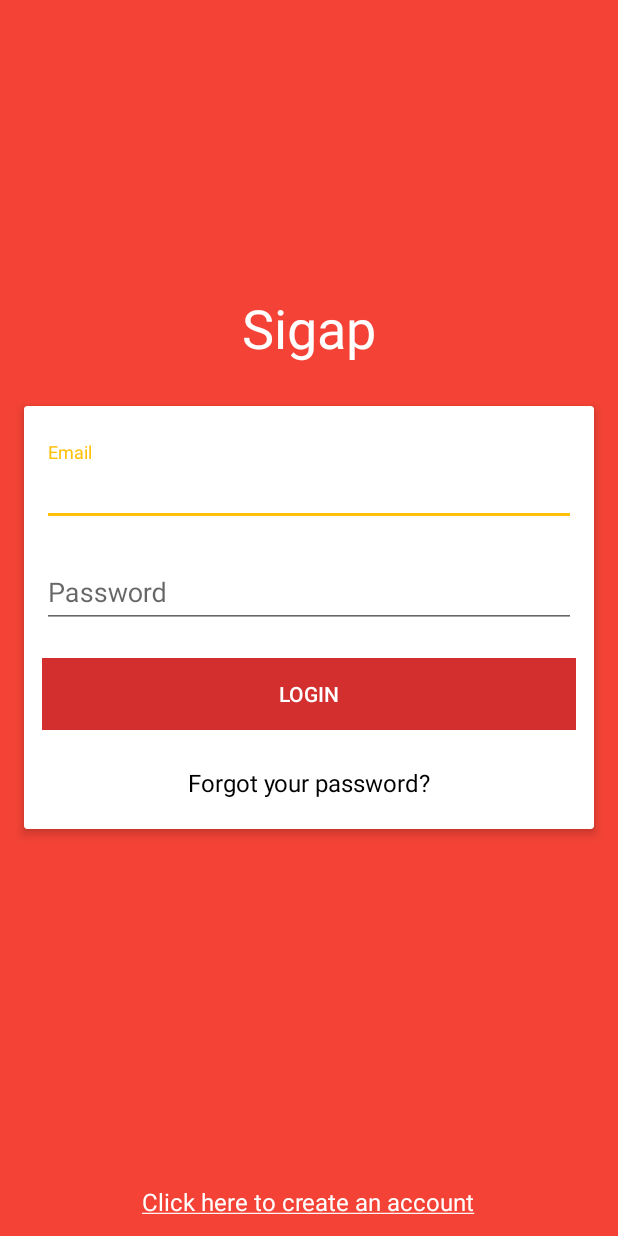
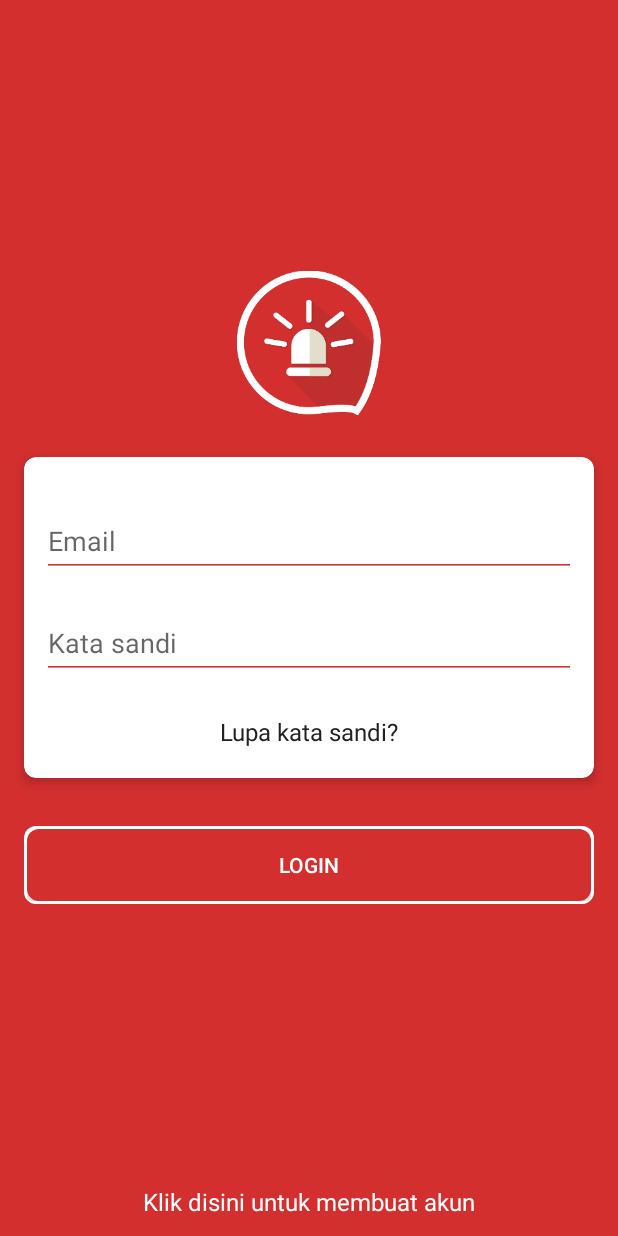
Before and after one commit to zetbaitsu/Sigap, an Android app: the layout activity_login.xml on its own in the app's theme, with its tools: preview values and no code run, on a phone screen of 412 x 824 dp. Run offline under Robolectric (Android 15) with nearby library versions, the phone set to English and light mode, and no system bars.

Commit message:
Fix login activity

```diff
--- /dev/null
+++ b/android/app/src/main/res/drawable/rounded_accent.xml
@@ -0,0 +1,21 @@
+<?xml version="1.0" encoding="utf-8"?>
+<!--
+  ~ Copyright (c) 2015 SatuSatuDua.
+  ~
+  ~ Licensed under the Apache License, Version 2.0 (the "License");
+  ~ you may not use this file except in compliance with the License.
+  ~ You may obtain a copy of the License at
+  ~
+  ~      http://www.apache.org/licenses/LICENSE-2.0
+  ~
+  ~ Unless required by applicable law or agreed to in writing, software
+  ~ distributed under the License is distributed on an "AS IS" BASIS,
+  ~ WITHOUT WARRANTIES OR CONDITIONS OF ANY KIND, either express or implied.
+  ~ See the License for the specific language governing permissions and
+  ~ limitations under the License.
+  -->
+
+<shape xmlns:android="http://schemas.android.com/apk/res/android">
+    <solid android:color="@color/colorAccent"/>
+    <corners android:radius="8dp"/>
+</shape>
--- /dev/null
+++ b/android/app/src/main/res/drawable/rounded_primary.xml
@@ -0,0 +1,21 @@
+<?xml version="1.0" encoding="utf-8"?>
+<!--
+  ~ Copyright (c) 2015 SatuSatuDua.
+  ~
+  ~ Licensed under the Apache License, Version 2.0 (the "License");
+  ~ you may not use this file except in compliance with the License.
+  ~ You may obtain a copy of the License at
+  ~
+  ~      http://www.apache.org/licenses/LICENSE-2.0
+  ~
+  ~ Unless required by applicable law or agreed to in writing, software
+  ~ distributed under the License is distributed on an "AS IS" BASIS,
+  ~ WITHOUT WARRANTIES OR CONDITIONS OF ANY KIND, either express or implied.
+  ~ See the License for the specific language governing permissions and
+  ~ limitations under the License.
+  -->
+
+<shape xmlns:android="http://schemas.android.com/apk/res/android">
+    <solid android:color="@color/colorPrimary"/>
+    <corners android:radius="8dp"/>
+</shape>
--- /dev/null
+++ b/android/app/src/main/res/drawable/rounded_primary_dark.xml
@@ -0,0 +1,21 @@
+<?xml version="1.0" encoding="utf-8"?>
+<!--
+  ~ Copyright (c) 2015 SatuSatuDua.
+  ~
+  ~ Licensed under the Apache License, Version 2.0 (the "License");
+  ~ you may not use this file except in compliance with the License.
+  ~ You may obtain a copy of the License at
+  ~
+  ~      http://www.apache.org/licenses/LICENSE-2.0
+  ~
+  ~ Unless required by applicable law or agreed to in writing, software
+  ~ distributed under the License is distributed on an "AS IS" BASIS,
+  ~ WITHOUT WARRANTIES OR CONDITIONS OF ANY KIND, either express or implied.
+  ~ See the License for the specific language governing permissions and
+  ~ limitations under the License.
+  -->
+
+<shape xmlns:android="http://schemas.android.com/apk/res/android">
+    <solid android:color="@color/colorPrimaryDark"/>
+    <corners android:radius="8dp"/>
+</shape>
--- /dev/null
+++ b/android/app/src/main/res/drawable/rounded_white.xml
@@ -0,0 +1,21 @@
+<?xml version="1.0" encoding="utf-8"?>
+<!--
+  ~ Copyright (c) 2015 SatuSatuDua.
+  ~
+  ~ Licensed under the Apache License, Version 2.0 (the "License");
+  ~ you may not use this file except in compliance with the License.
+  ~ You may obtain a copy of the License at
+  ~
+  ~      http://www.apache.org/licenses/LICENSE-2.0
+  ~
+  ~ Unless required by applicable law or agreed to in writing, software
+  ~ distributed under the License is distributed on an "AS IS" BASIS,
+  ~ WITHOUT WARRANTIES OR CONDITIONS OF ANY KIND, either express or implied.
+  ~ See the License for the specific language governing permissions and
+  ~ limitations under the License.
+  -->
+
+<shape xmlns:android="http://schemas.android.com/apk/res/android">
+    <solid android:color="@android:color/white"/>
+    <corners android:radius="8dp"/>
+</shape>
--- a/android/app/src/main/res/layout/activity_login.xml
+++ b/android/app/src/main/res/layout/activity_login.xml
@@ -18,20 +18,22 @@
 <RelativeLayout
     xmlns:android="http://schemas.android.com/apk/res/android"
     xmlns:app="http://schemas.android.com/apk/res-auto"
+    xmlns:tools="http://schemas.android.com/tools"
     android:layout_width="match_parent"
     android:layout_height="match_parent"
-    android:background="@color/colorPrimary"
-    android:orientation="vertical">
+    android:background="@color/colorPrimaryDark"
+    android:focusable="true"
+    android:focusableInTouchMode="true"
+    android:orientation="vertical"
+    tools:context=".ui.LoginActivity">
 
-    <TextView
-        android:layout_width="wrap_content"
-        android:layout_height="wrap_content"
+    <ImageView
+        android:layout_width="96dp"
+        android:layout_height="96dp"
         android:layout_above="@+id/card_view"
         android:layout_centerHorizontal="true"
         android:layout_marginBottom="12dp"
-        android:text="@string/app_name"
-        android:textColor="#FFF"
-        android:textSize="36sp"/>
+        android:src="@drawable/big_icon"/>
 
     <android.support.v7.widget.CardView
         android:id="@+id/card_view"
@@ -40,6 +42,7 @@
         android:layout_centerHorizontal="true"
         android:layout_centerVertical="true"
         android:layout_margin="16dp"
+        app:cardCornerRadius="8dp"
         app:cardElevation="4dp">
 
         <LinearLayout
@@ -72,25 +75,10 @@
                     android:id="@+id/password"
                     android:layout_width="match_parent"
                     android:layout_height="wrap_content"
-                    android:hint="@string/password"
+                    android:hint="Kata sandi"
                     android:inputType="textPassword"/>
 
             </android.support.design.widget.TextInputLayout>
-
-            <android.support.v7.widget.ButtonBarLayout
-                android:layout_width="match_parent"
-                android:layout_height="wrap_content"
-                android:layout_marginBottom="12dp"
-                android:layout_marginTop="8dp">
-
-                <Button
-                    android:id="@+id/login"
-                    android:layout_width="match_parent"
-                    android:layout_height="wrap_content"
-                    android:background="@color/colorPrimaryDark"
-                    android:text="@string/login"
-                    android:textColor="#FFF"/>
-            </android.support.v7.widget.ButtonBarLayout>
 
             <TextView
                 android:id="@+id/forgot_password"
@@ -99,13 +87,29 @@
                 android:layout_marginBottom="8dp"
                 android:layout_marginTop="12dp"
                 android:gravity="center"
-                android:text="@string/forgot_password"
-                android:textColor="#000"
+                android:text="Lupa kata sandi?"
                 android:textSize="16sp"/>
 
         </LinearLayout>
 
     </android.support.v7.widget.CardView>
+
+    <LinearLayout
+        android:layout_width="match_parent"
+        android:layout_height="wrap_content"
+        android:layout_below="@+id/card_view"
+        android:layout_margin="16dp"
+        android:background="@drawable/rounded_white"
+        android:padding="2dp">
+
+        <Button
+            android:id="@+id/login"
+            android:layout_width="match_parent"
+            android:layout_height="wrap_content"
+            android:background="@drawable/rounded_primary_dark"
+            android:text="@string/login"
+            android:textColor="@color/white"/>
+    </LinearLayout>
 
     <TextView
         android:id="@+id/register"
@@ -114,7 +118,7 @@
         android:layout_alignParentBottom="true"
         android:layout_centerHorizontal="true"
         android:layout_marginBottom="12dp"
-        android:text="@string/create_account"
+        android:text="Klik disini untuk membuat akun"
         android:textColor="#FFF"
         android:textSize="16sp"/>
 
--- a/android/app/src/main/res/values/styles.xml
+++ b/android/app/src/main/res/values/styles.xml
@@ -6,6 +6,11 @@
         <item name="colorPrimary">@color/colorPrimary</item>
         <item name="colorPrimaryDark">@color/colorPrimaryDark</item>
         <item name="colorAccent">@color/colorAccent</item>
+        <item name="android:textColor">@color/primary_text</item>
+        <item name="android:textColorSecondary">@color/secondary_text</item>
+        <item name="android:textColorPrimary">@color/primary_text</item>
+        <item name="colorControlActivated">@color/colorPrimaryDark</item>
+        <item name="colorControlNormal">@color/colorPrimaryDark</item>
     </style>
 
     <style name="AppTheme.NoActionBar">
```
